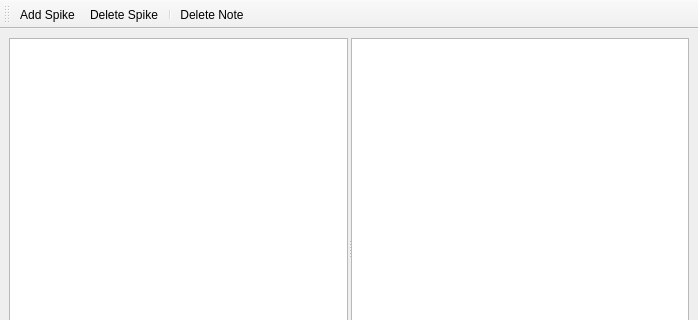
Qt form ui/reknote.ui (Narfinger/reknote) before a commit; both pictures show x 0 to 698 and y 0 to 320 of the 698 by 488 pixel window.
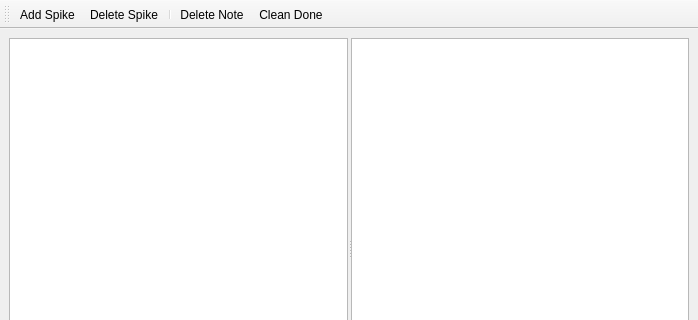
The same form after that commit. Icons and pictures are not drawn. Custom widgets are drawn as their Qt base class.

```diff
--- a/ui/reknote.ui
+++ b/ui/reknote.ui
@@ -113,6 +113,7 @@
    <addaction name="actionDeleteSpike"/>
    <addaction name="separator"/>
    <addaction name="actionDeleteNote"/>
+   <addaction name="actionCleanDone"/>
   </widget>
   <widget class="QStatusBar" name="statusBar"/>
   <action name="actionAddSpike">
@@ -148,6 +149,14 @@
     <string>Del</string>
    </property>
   </action>
+  <action name="actionCleanDone">
+   <property name="icon">
+    <iconset theme="user-trash"/>
+   </property>
+   <property name="text">
+    <string>Clean Done</string>
+   </property>
+  </action>
  </widget>
  <customwidgets>
   <customwidget>
```
Left out of the diff: 2 changed lines with no effect on the pictures.
